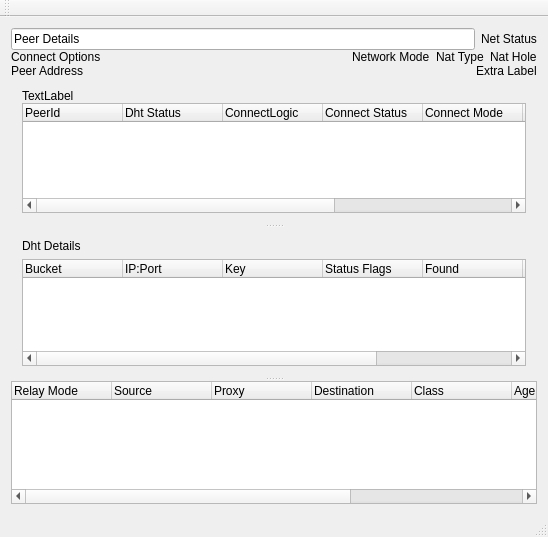
First picture: the form in retroshare-gui/src/gui/dht/DhtWindow.ui, repository RetroShare/RetroShare, before the edit.
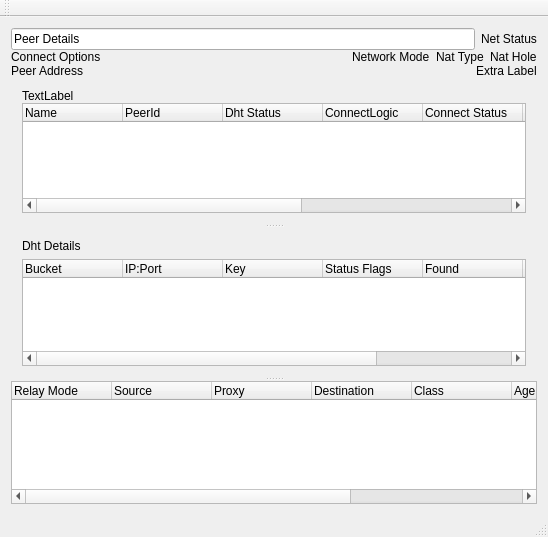
Second picture: the form after the edit.

The edit to the form file:
```diff
--- a/retroshare-gui/src/gui/dht/DhtWindow.ui
+++ b/retroshare-gui/src/gui/dht/DhtWindow.ui
@@ -133,6 +133,11 @@
         </item>
         <item>
          <widget class="QTreeWidget" name="peerTreeWidget">
+          <column>
+           <property name="text">
+            <string>Name</string>
+           </property>
+          </column>
           <column>
            <property name="text">
             <string>PeerId</string>
```
